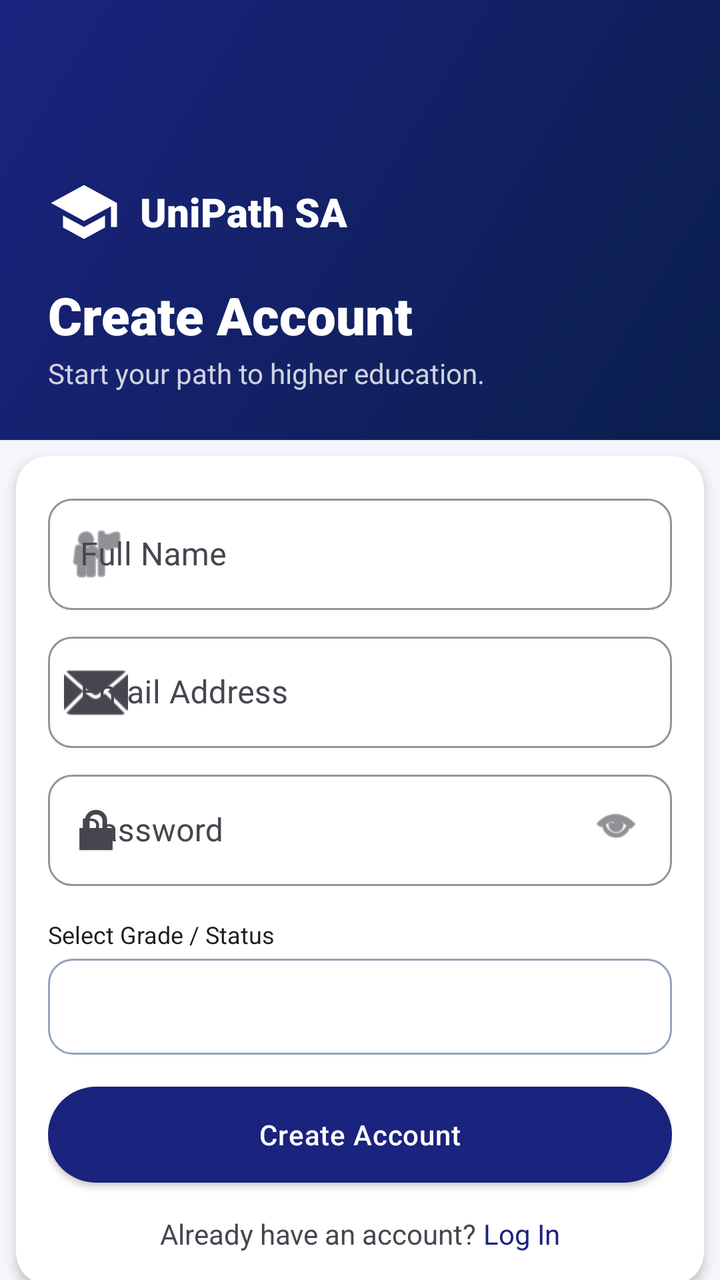
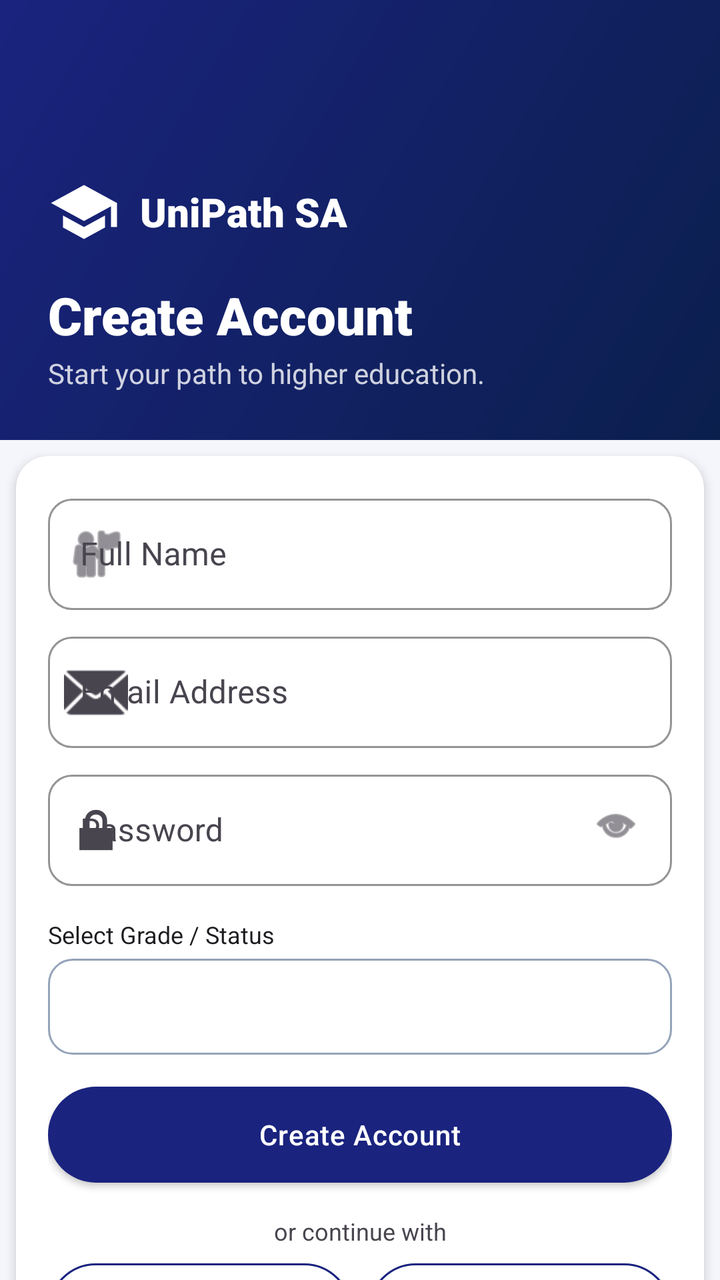

Before-and-after screenshots of an Android layout around one commit, followed by the original layout XML and the change that was made.
<!-- AndroidManifest.xml: application theme Theme.UniPathSA -->
<!-- res/layout/activity_sign_up.xml -->
<?xml version="1.0" encoding="utf-8"?>
<androidx.core.widget.NestedScrollView xmlns:android="http://schemas.android.com/apk/res/android"
    xmlns:app="http://schemas.android.com/apk/res-auto"
    xmlns:tools="http://schemas.android.com/tools"
    android:layout_width="match_parent"
    android:layout_height="match_parent"
    android:background="@color/background"
    android:fillViewport="true">

    <LinearLayout
        android:layout_width="match_parent"
        android:layout_height="wrap_content"
        android:orientation="vertical">

        
        <LinearLayout
            android:layout_width="match_parent"
            android:layout_height="220dp"
            android:background="@drawable/gradient_header"
            android:gravity="bottom"
            android:orientation="vertical"
            android:padding="24dp">

            <LinearLayout
                android:layout_width="wrap_content"
                android:layout_height="wrap_content"
                android:layout_marginBottom="16dp"
                android:gravity="center_vertical"
                android:orientation="horizontal">

                <ImageView
                    android:layout_width="36dp"
                    android:layout_height="36dp"
                    android:src="@drawable/app_logo"
                    app:tint="@color/white"
                    tools:ignore="ContentDescription" />

                <TextView
                    android:layout_width="wrap_content"
                    android:layout_height="wrap_content"
                    android:layout_marginStart="10dp"
                    android:fontFamily="sans-serif-black"
                    android:text="UniPath SA"
                    android:textColor="@color/white"
                    android:textSize="20sp" />
            </LinearLayout>

            <TextView
                android:layout_width="wrap_content"
                android:layout_height="wrap_content"
                android:fontFamily="sans-serif-black"
                android:text="Create Account"
                android:textColor="@color/white"
                android:textSize="26sp" />

            <TextView
                android:layout_width="wrap_content"
                android:layout_height="wrap_content"
                android:layout_marginTop="2dp"
                android:fontFamily="sans-serif"
                android:text="Start your path to higher education."
                android:textColor="#CCFFFFFF"
                android:textSize="14sp" />
        </LinearLayout>

        
        <com.google.android.material.card.MaterialCardView
            style="@style/Widget.UniPathSA.Card"
            android:layout_width="match_parent"
            android:layout_height="wrap_content"
            android:layout_marginHorizontal="@dimen/spacing_m"
            android:layout_marginTop="-20dp"
            app:cardBackgroundColor="@color/surface"
            app:cardCornerRadius="16dp">

            <LinearLayout
                android:layout_width="match_parent"
                android:layout_height="wrap_content"
                android:orientation="vertical"
                android:padding="@dimen/spacing_m">

                
                <com.google.android.material.textfield.TextInputLayout
                    style="@style/Widget.UniPathSA.TextInputLayout"
                    android:layout_width="match_parent"
                    android:layout_height="wrap_content"
                    android:hint="Full Name"
                    app:startIconDrawable="@android:drawable/ic_menu_myplaces">

                    <com.google.android.material.textfield.TextInputEditText
                        android:id="@+id/etFullName"
                        android:layout_width="match_parent"
                        android:layout_height="wrap_content"
                        android:inputType="textPersonName"
                        android:textColor="@color/text_primary" />
                </com.google.android.material.textfield.TextInputLayout>

                
                <com.google.android.material.textfield.TextInputLayout
                    style="@style/Widget.UniPathSA.TextInputLayout"
                    android:layout_width="match_parent"
                    android:layout_height="wrap_content"
                    android:layout_marginTop="@dimen/spacing_s"
                    android:hint="Email Address"
                    app:startIconDrawable="@android:drawable/ic_dialog_email">

                    <com.google.android.material.textfield.TextInputEditText
                        android:id="@+id/etEmail"
                        android:layout_width="match_parent"
                        android:layout_height="wrap_content"
                        android:inputType="textEmailAddress"
                        android:textColor="@color/text_primary" />
                </com.google.android.material.textfield.TextInputLayout>

                
                <RelativeLayout
                    android:layout_width="match_parent"
                    android:layout_height="wrap_content"
                    android:layout_marginTop="@dimen/spacing_s">

                    <com.google.android.material.textfield.TextInputLayout
                        style="@style/Widget.UniPathSA.TextInputLayout"
                        android:layout_width="match_parent"
                        android:layout_height="wrap_content"
                        android:hint="Password"
                        app:startIconDrawable="@android:drawable/ic_lock_lock">

                        <com.google.android.material.textfield.TextInputEditText
                            android:id="@+id/etPassword"
                            android:layout_width="match_parent"
                            android:layout_height="wrap_content"
                            android:inputType="textPassword"
                            android:textColor="@color/text_primary" />
                    </com.google.android.material.textfield.TextInputLayout>

                    <ImageView
                        android:id="@+id/ivTogglePassword"
                        android:layout_width="24dp"
                        android:layout_height="24dp"
                        android:layout_alignParentEnd="true"
                        android:layout_centerVertical="true"
                        android:layout_marginEnd="16dp"
                        android:src="@android:drawable/ic_menu_view"
                        app:tint="@color/text_secondary"
                        tools:ignore="ContentDescription" />
                </RelativeLayout>

                
                <TextView
                    android:layout_width="wrap_content"
                    android:layout_height="wrap_content"
                    android:layout_marginTop="@dimen/spacing_m"
                    android:fontFamily="sans-serif-bold"
                    android:text="Select Grade / Status"
                    android:textColor="@color/text_primary"
                    android:textSize="12sp" />

                <Spinner
                    android:id="@+id/spinnerGrade"
                    android:layout_width="match_parent"
                    android:layout_height="48dp"
                    android:layout_marginTop="4dp"
                    android:background="@drawable/rounded_edittext"
                    android:paddingStart="12dp"
                    android:paddingEnd="12dp" />

                
                <com.google.android.material.button.MaterialButton
                    android:id="@+id/btnCreateAccount"
                    style="@style/Widget.UniPathSA.Button"
                    android:layout_width="match_parent"
                    android:layout_height="@dimen/button_height"
                    android:layout_marginTop="@dimen/spacing_m"
                    android:text="Create Account" />

                
                <LinearLayout
                    android:layout_width="match_parent"
                    android:layout_height="wrap_content"
                    android:layout_marginTop="@dimen/spacing_m"
                    android:gravity="center"
                    android:orientation="horizontal">

                    <TextView
                        android:layout_width="wrap_content"
                        android:layout_height="wrap_content"
                        android:text="Already have an account? "
                        android:textColor="@color/text_secondary"
                        android:textSize="14sp" />

                    <TextView
                        android:id="@+id/tvLogIn"
                        android:layout_width="wrap_content"
                        android:layout_height="wrap_content"
                        android:fontFamily="sans-serif-bold"
                        android:text="Log In"
                        android:textColor="@color/primary"
                        android:textSize="14sp" />
                </LinearLayout>

            </LinearLayout>
        </com.google.android.material.card.MaterialCardView>

    </LinearLayout>
</androidx.core.widget.NestedScrollView>
<!-- resources referenced by this layout -->
<resources>
  <color name="background">#F4F6FB</color>
  <color name="primary">#1A237E</color>
  <color name="surface">#FFFFFF</color>
  <color name="text_primary">#1C1B1F</color>
  <color name="text_secondary">#49454F</color>
  <color name="white">#FFFFFFFF</color>
  <dimen name="button_height">48dp</dimen>
  <dimen name="spacing_m">16dp</dimen>
  <dimen name="spacing_s">8dp</dimen>
  <!-- drawable app_logo (drawable) -->
  <?xml version="1.0" encoding="utf-8"?>
  <vector xmlns:android="http://schemas.android.com/apk/res/android"
      android:width="48dp"
      android:height="48dp"
      android:viewportWidth="24"
      android:viewportHeight="24">
      <path
          android:fillColor="#1A237E"
          android:pathData="M12,3L1,9L12,15L21,10.09V17H23V9M5,13.18V17.18L12,21L19,17.18V13.18L12,17L5,13.18Z" />
  </vector>
  <!-- drawable gradient_header (drawable) -->
  <?xml version="1.0" encoding="utf-8"?>
  <shape xmlns:android="http://schemas.android.com/apk/res/android">
      <gradient
          android:startColor="@color/primary_dark"
          android:endColor="@color/primary"
          android:angle="135" />
  </shape>
  <!-- drawable rounded_edittext (drawable) -->
  <?xml version="1.0" encoding="utf-8"?>
  <shape xmlns:android="http://schemas.android.com/apk/res/android">
      <solid android:color="@color/input_background" />
      <stroke
          android:width="1dp"
          android:color="@color/outline" />
      <corners android:radius="@dimen/radius_m" />
  </shape>
  <style name="Widget.UniPathSA.Button" parent="Widget.MaterialComponents.Button">
          <item name="android:layout_height">@dimen/button_height</item>
          <item name="android:insetTop">0dp</item>
          <item name="android:insetBottom">0dp</item>
          <item name="shapeAppearanceOverlay">@style/ShapeAppearance.UniPathSA.ButtonPill</item>
          <item name="backgroundTint">@color/primary</item>
          <item name="android:textAllCaps">false</item>
          <item name="android:letterSpacing">0.02</item>
          <item name="android:fontFamily">sans-serif-medium</item>
      </style>
  <style name="Widget.UniPathSA.Card" parent="Widget.MaterialComponents.CardView">
          <item name="cardCornerRadius">@dimen/radius_l</item>
          <item name="cardElevation">@dimen/card_elevation</item>
          <item name="android:layout_margin">@dimen/spacing_s</item>
      </style>
  <color name="primary_dark">#0B1F4D</color>
  <color name="input_background">#FFFFFF</color>
  <color name="outline">#94A3B8</color>
  <dimen name="radius_m">12dp</dimen>
  <style name="ShapeAppearance.UniPathSA.ButtonPill" parent="">
          <item name="cornerSize">@dimen/radius_pill</item>
      </style>
  <dimen name="radius_l">16dp</dimen>
  <dimen name="card_elevation">3dp</dimen>
  <color name="navy_dark">#0B1F4D</color>
  <color name="on_primary">#FFFFFF</color>
  <color name="secondary">#3949AB</color>
  <color name="secondary_dark">#00227B</color>
  <color name="on_secondary">#FFFFFF</color>
  <dimen name="radius_pill">28dp</dimen>
  <!-- unchanged entries left out for length: 2 -->
</resources>

<!-- the commit's change to res/layout/activity_sign_up.xml (unified diff, before → after) -->
@@ -174,6 +174,41 @@
                     android:text="Create Account" />
 
                 
+                <TextView
+                    android:layout_width="match_parent"
+                    android:layout_height="wrap_content"
+                    android:layout_marginTop="@dimen/spacing_m"
+                    android:gravity="center"
+                    android:text="or continue with"
+                    android:textColor="@color/text_secondary"
+                    android:textSize="12sp" />
+
+                <LinearLayout
+                    android:layout_width="match_parent"
+                    android:layout_height="wrap_content"
+                    android:layout_marginTop="@dimen/spacing_s"
+                    android:orientation="horizontal">
+
+                    <com.google.android.material.button.MaterialButton
+                        android:id="@+id/btnGoogle"
+                        style="@style/Widget.UniPathSA.Button.Secondary"
+                        android:layout_width="0dp"
+                        android:layout_height="@dimen/button_height"
+                        android:layout_marginEnd="4dp"
+                        android:layout_weight="1"
+                        android:text="Google" />
+
+                    <com.google.android.material.button.MaterialButton
+                        android:id="@+id/btnFacebook"
+                        style="@style/Widget.UniPathSA.Button.Secondary"
+                        android:layout_width="0dp"
+                        android:layout_height="@dimen/button_height"
+                        android:layout_marginStart="4dp"
+                        android:layout_weight="1"
+                        android:text="Facebook" />
+                </LinearLayout>
+
+                
                 <LinearLayout
                     android:layout_width="match_parent"
                     android:layout_height="wrap_content"
<!-- resource entries referenced after the edit -->
@@ -47,6 +47,13 @@
           <item name="android:letterSpacing">0.02</item>
           <item name="android:fontFamily">sans-serif-medium</item>
       </style>
+  <style name="Widget.UniPathSA.Button.Secondary" parent="Widget.UniPathSA.Button">
+          <item name="materialThemeOverlay">@style/ThemeOverlay.UniPathSA.Button.Secondary</item>
+          <item name="backgroundTint">@color/surface</item>
+          <item name="android:textColor">@color/primary</item>
+          <item name="strokeColor">@color/primary</item>
+          <item name="strokeWidth">1dp</item>
+      </style>
   <style name="Widget.UniPathSA.Card" parent="Widget.MaterialComponents.CardView">
           <item name="cardCornerRadius">@dimen/radius_l</item>
           <item name="cardElevation">@dimen/card_elevation</item>
@@ -59,6 +66,9 @@
   <style name="ShapeAppearance.UniPathSA.ButtonPill" parent="">
           <item name="cornerSize">@dimen/radius_pill</item>
       </style>
+  <style name="ThemeOverlay.UniPathSA.Button.Secondary" parent="">
+          <item name="colorPrimary">@color/surface</item>
+      </style>
   <dimen name="radius_l">16dp</dimen>
   <dimen name="card_elevation">3dp</dimen>
   <color name="navy_dark">#0B1F4D</color>
